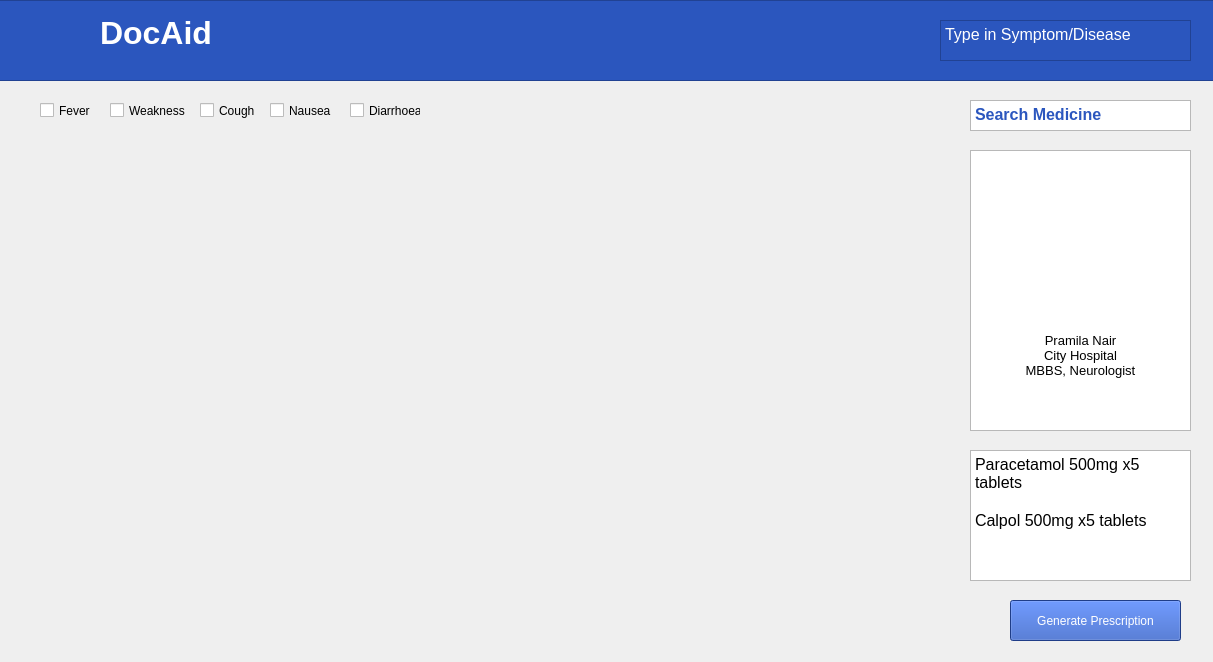
The window that UI/prescription1.ui (DocAid/Desktop-Doctor) describes before a commit, drawn with Qt 5.
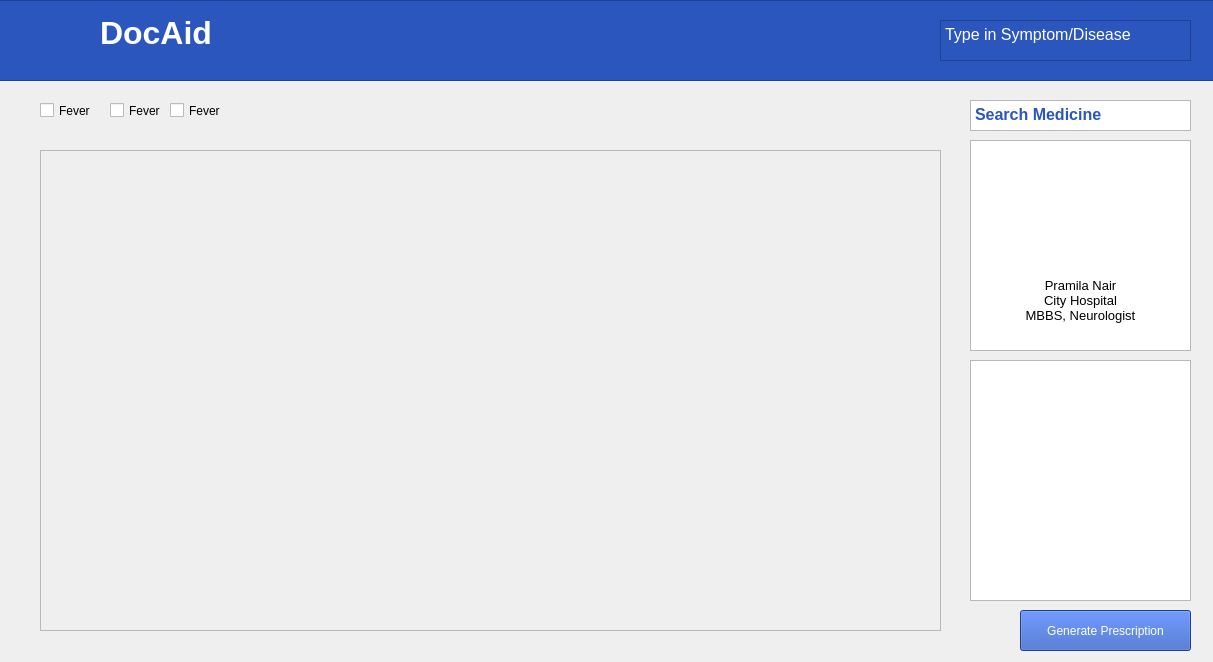
The same window after the commit. Icons and pictures are not drawn.

The edit to the form file:
```diff
--- a/UI/prescription1.ui
+++ b/UI/prescription1.ui
@@ -18,9 +18,9 @@
     <property name="geometry">
      <rect>
       <x>970</x>
-      <y>150</y>
+      <y>140</y>
       <width>221</width>
-      <height>281</height>
+      <height>211</height>
      </rect>
     </property>
     <property name="html">
@@ -37,40 +37,11 @@
 &lt;p align=&quot;center&quot; dir='rtl' style=&quot;-qt-paragraph-type:empty; margin-top:0px; margin-bottom:0px; margin-left:0px; margin-right:0px; -qt-block-indent:0; text-indent:0px; font-family:'MS Shell Dlg 2'; font-size:10pt;&quot;&gt;&lt;br /&gt;&lt;/p&gt;
 &lt;p align=&quot;center&quot; dir='rtl' style=&quot;-qt-paragraph-type:empty; margin-top:0px; margin-bottom:0px; margin-left:0px; margin-right:0px; -qt-block-indent:0; text-indent:0px; font-family:'MS Shell Dlg 2'; font-size:10pt;&quot;&gt;&lt;br /&gt;&lt;/p&gt;
 &lt;p align=&quot;center&quot; dir='rtl' style=&quot;-qt-paragraph-type:empty; margin-top:0px; margin-bottom:0px; margin-left:0px; margin-right:0px; -qt-block-indent:0; text-indent:0px; font-family:'MS Shell Dlg 2'; font-size:10pt;&quot;&gt;&lt;br /&gt;&lt;/p&gt;
-&lt;p align=&quot;center&quot; dir='rtl' style=&quot;-qt-paragraph-type:empty; margin-top:0px; margin-bottom:0px; margin-left:0px; margin-right:0px; -qt-block-indent:0; text-indent:0px; font-family:'MS Shell Dlg 2'; font-size:10pt;&quot;&gt;&lt;br /&gt;&lt;/p&gt;
-&lt;p align=&quot;center&quot; dir='rtl' style=&quot;-qt-paragraph-type:empty; margin-top:0px; margin-bottom:0px; margin-left:0px; margin-right:0px; -qt-block-indent:0; text-indent:0px; font-family:'MS Shell Dlg 2'; font-size:10pt;&quot;&gt;&lt;br /&gt;&lt;/p&gt;
-&lt;p align=&quot;center&quot; dir='rtl' style=&quot;-qt-paragraph-type:empty; margin-top:0px; margin-bottom:0px; margin-left:0px; margin-right:0px; -qt-block-indent:0; text-indent:0px; font-family:'MS Shell Dlg 2'; font-size:10pt;&quot;&gt;&lt;br /&gt;&lt;/p&gt;
 &lt;p align=&quot;center&quot; dir='rtl' style=&quot; margin-top:0px; margin-bottom:0px; margin-left:0px; margin-right:0px; -qt-block-indent:0; text-indent:0px;&quot;&gt;&lt;span style=&quot; font-family:'MS Shell Dlg 2'; font-size:10pt;&quot;&gt;Pramila Nair&lt;/span&gt;&lt;/p&gt;
 &lt;p align=&quot;center&quot; dir='rtl' style=&quot; margin-top:0px; margin-bottom:0px; margin-left:0px; margin-right:0px; -qt-block-indent:0; text-indent:0px;&quot;&gt;&lt;span style=&quot; font-family:'MS Shell Dlg 2'; font-size:10pt;&quot;&gt;City Hospital&lt;/span&gt;&lt;/p&gt;
 &lt;p align=&quot;center&quot; dir='rtl' style=&quot; margin-top:0px; margin-bottom:0px; margin-left:0px; margin-right:0px; -qt-block-indent:0; text-indent:0px;&quot;&gt;&lt;span style=&quot; font-family:'MS Shell Dlg 2'; font-size:10pt;&quot;&gt;MBBS, Neurologist&lt;/span&gt;&lt;/p&gt;&lt;/body&gt;&lt;/html&gt;</string>
     </property>
    </widget>
-   <widget class="QCheckBox" name="checkBox_3">
-    <property name="geometry">
-     <rect>
-      <x>200</x>
-      <y>100</y>
-      <width>81</width>
-      <height>21</height>
-     </rect>
-    </property>
-    <property name="text">
-     <string>Cough</string>
-    </property>
-   </widget>
-   <widget class="QCheckBox" name="checkBox_5">
-    <property name="geometry">
-     <rect>
-      <x>350</x>
-      <y>100</y>
-      <width>71</width>
-      <height>21</height>
-     </rect>
-    </property>
-    <property name="text">
-     <string>Diarrhoea</string>
-    </property>
-   </widget>
    <widget class="QLabel" name="label">
     <property name="geometry">
      <rect>
@@ -100,24 +71,11 @@
      <string>Fever</string>
     </property>
    </widget>
-   <widget class="QCheckBox" name="checkBox_4">
-    <property name="geometry">
-     <rect>
-      <x>270</x>
-      <y>100</y>
-      <width>71</width>
-      <height>21</height>
-     </rect>
-    </property>
-    <property name="text">
-     <string>Nausea</string>
-    </property>
-   </widget>
    <widget class="QPushButton" name="pushButton_9">
     <property name="geometry">
      <rect>
-      <x>1010</x>
-      <y>600</y>
+      <x>1020</x>
+      <y>610</y>
       <width>171</width>
       <height>41</height>
      </rect>
@@ -314,10 +272,10 @@
    <widget class="QLabel" name="label_2">
     <property name="geometry">
      <rect>
-      <x>1000</x>
-      <y>170</y>
-      <width>171</width>
-      <height>181</height>
+      <x>990</x>
+      <y>150</y>
+      <width>181</width>
+      <height>141</height>
      </rect>
     </property>
     <property name="text">
@@ -347,9 +305,9 @@
     <property name="geometry">
      <rect>
       <x>970</x>
-      <y>450</y>
+      <y>360</y>
       <width>221</width>
-      <height>131</height>
+      <height>241</height>
      </rect>
     </property>
     <property name="html">
@@ -357,22 +315,7 @@
 &lt;html&gt;&lt;head&gt;&lt;meta name=&quot;qrichtext&quot; content=&quot;1&quot; /&gt;&lt;style type=&quot;text/css&quot;&gt;
 p, li { white-space: pre-wrap; }
 &lt;/style&gt;&lt;/head&gt;&lt;body style=&quot; font-family:'Ubuntu'; font-size:11pt; font-weight:400; font-style:normal;&quot;&gt;
-&lt;p style=&quot; margin-top:0px; margin-bottom:0px; margin-left:0px; margin-right:0px; -qt-block-indent:0; text-indent:0px;&quot;&gt;&lt;span style=&quot; font-family:'MS Shell Dlg 2'; font-size:12pt;&quot;&gt;Paracetamol 500mg x5 tablets&lt;/span&gt;&lt;/p&gt;
-&lt;p style=&quot;-qt-paragraph-type:empty; margin-top:0px; margin-bottom:0px; margin-left:0px; margin-right:0px; -qt-block-indent:0; text-indent:0px; font-family:'MS Shell Dlg 2'; font-size:12pt;&quot;&gt;&lt;br /&gt;&lt;/p&gt;
-&lt;p style=&quot; margin-top:0px; margin-bottom:0px; margin-left:0px; margin-right:0px; -qt-block-indent:0; text-indent:0px;&quot;&gt;&lt;span style=&quot; font-family:'MS Shell Dlg 2'; font-size:12pt;&quot;&gt;Calpol 500mg x5 tablets&lt;/span&gt;&lt;/p&gt;&lt;/body&gt;&lt;/html&gt;</string>
-    </property>
-   </widget>
-   <widget class="QCheckBox" name="checkBox_2">
-    <property name="geometry">
-     <rect>
-      <x>110</x>
-      <y>100</y>
-      <width>81</width>
-      <height>21</height>
-     </rect>
-    </property>
-    <property name="text">
-     <string>Weakness</string>
+&lt;p style=&quot;-qt-paragraph-type:empty; margin-top:0px; margin-bottom:0px; margin-left:0px; margin-right:0px; -qt-block-indent:0; text-indent:0px;&quot;&gt;&lt;br /&gt;&lt;/p&gt;&lt;/body&gt;&lt;/html&gt;</string>
     </property>
    </widget>
    <widget class="QLabel" name="label_3">
@@ -704,6 +647,75 @@
 &lt;p style=&quot; margin-top:0px; margin-bottom:0px; margin-left:0px; margin-right:0px; -qt-block-indent:0; text-indent:0px;&quot;&gt;&lt;span style=&quot; font-family:'MS Shell Dlg 2'; font-size:12pt; color:#ffffff;&quot;&gt;Type in Symptom/Disease&lt;/span&gt;&lt;/p&gt;&lt;/body&gt;&lt;/html&gt;</string>
     </property>
    </widget>
+   <widget class="QWidget" name="verticalLayoutWidget">
+    <property name="geometry">
+     <rect>
+      <x>40</x>
+      <y>150</y>
+      <width>901</width>
+      <height>481</height>
+     </rect>
+    </property>
+    <layout class="QVBoxLayout" name="verticalLayout">
+     <item>
+      <widget class="QScrollArea" name="scrollArea">
+       <property name="widgetResizable">
+        <bool>true</bool>
+       </property>
+       <widget class="QWidget" name="scrollAreaWidgetContents">
+        <property name="geometry">
+         <rect>
+          <x>0</x>
+          <y>0</y>
+          <width>897</width>
+          <height>477</height>
+         </rect>
+        </property>
+        <layout class="QVBoxLayout" name="verticalLayout_2"/>
+       </widget>
+      </widget>
+     </item>
+    </layout>
+   </widget>
+   <widget class="QCheckBox" name="checkBox_2">
+    <property name="geometry">
+     <rect>
+      <x>110</x>
+      <y>100</y>
+      <width>91</width>
+      <height>21</height>
+     </rect>
+    </property>
+    <property name="text">
+     <string>Fever</string>
+    </property>
+   </widget>
+   <widget class="QCheckBox" name="checkBox_3">
+    <property name="geometry">
+     <rect>
+      <x>170</x>
+      <y>100</y>
+      <width>91</width>
+      <height>21</height>
+     </rect>
+    </property>
+    <property name="text">
+     <string>Fever</string>
+    </property>
+   </widget>
+   <widget class="QLabel" name="label_5">
+    <property name="geometry">
+     <rect>
+      <x>990</x>
+      <y>370</y>
+      <width>181</width>
+      <height>221</height>
+     </rect>
+    </property>
+    <property name="text">
+     <string/>
+    </property>
+   </widget>
   </widget>
  </widget>
  <resources/>
```
